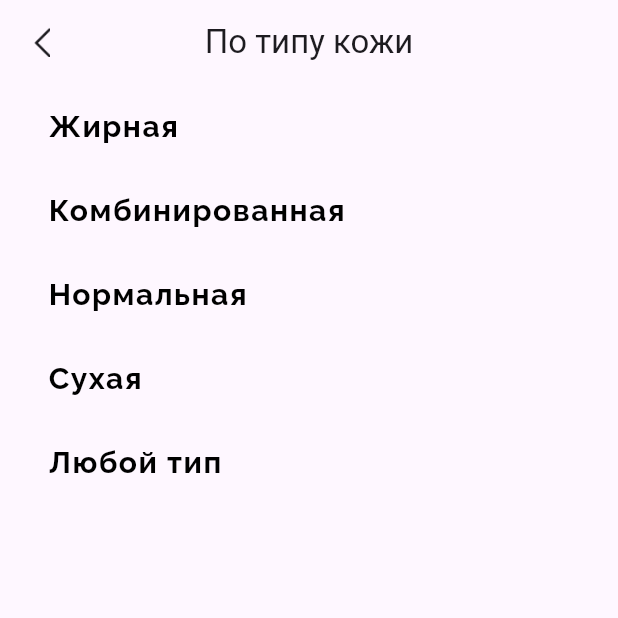
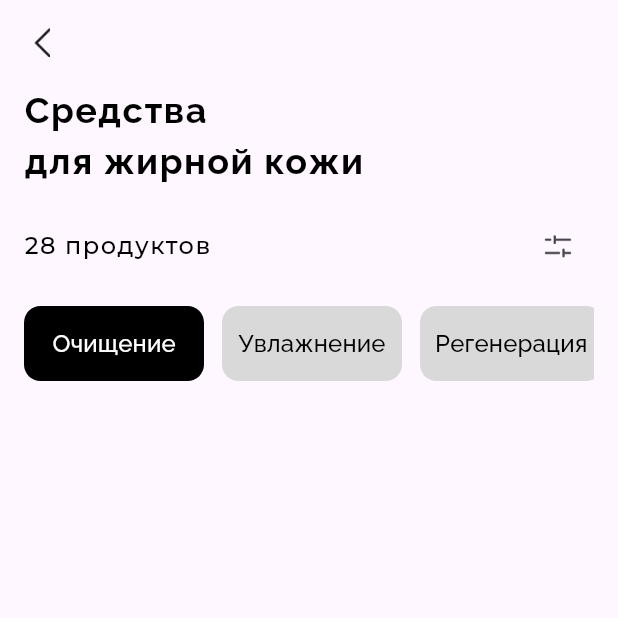
Before and after one commit to DenUP/cosmetics_app, a Flutter app: the TypeKosha screen opened by its route, after a tap on "Жирная", on a phone screen of 412 x 824 dp, the top half of it. Run offline on Flutter 3.47's test engine with Material 3 defaults, Android fonts, the phone set to English and light mode, and no system bars.

Commit message:
add: Widget - Жирная кожа

```diff
--- a/lib/app.dart
+++ b/lib/app.dart
@@ -1,4 +1,5 @@
 import 'package:cosmetics_app/screen/katalog.dart';
+import 'package:cosmetics_app/screen/katalog_shop.dart';
 import 'package:cosmetics_app/screen/main_list.dart';
 import 'package:cosmetics_app/screen/main_navigation.dart';
 import 'package:cosmetics_app/screen/type_kosha.dart';
@@ -17,6 +18,7 @@ class App extends StatelessWidget {
         '/main': (context) => const MainList(),
         '/katalog': (context) => const Katalog(),
         '/katalog/type': (context) => const TypeKosha(),
+        '/katalog/type/zhirnay': (context) => const KatalogShop()
       },
     );
   }
--- /dev/null
+++ b/lib/screen/katalog_shop.dart
@@ -0,0 +1,119 @@
+import 'package:cosmetics_app/core/app_color.dart';
+import 'package:cosmetics_app/widgets/app_button.dart';
+import 'package:flutter/material.dart';
+
+class KatalogShop extends StatefulWidget {
+  const KatalogShop({super.key});
+
+  @override
+  State<KatalogShop> createState() => _KatalogShopState();
+}
+
+class _KatalogShopState extends State<KatalogShop> {
+  int selectedIndex = 0;
+
+  void updateStatedIndex(int newIndex) {
+    setState(() {
+      selectedIndex = newIndex;
+    });
+  }
+
+  final List<String> _buttonTitle = [
+    'Очищение',
+    'Увлажнение',
+    'Регенерация',
+  ];
+
+  @override
+  Widget build(BuildContext context) {
+    return Scaffold(
+      appBar: AppBar(
+        leading: Builder(
+          builder: (BuildContext context) {
+            return IconButton(
+              icon: const Padding(
+                padding: EdgeInsets.all(10.0),
+                child: ImageIcon(AssetImage('assets/icons/Vector.png')),
+              ),
+              onPressed: () {
+                Navigator.of(context).pop();
+              },
+            );
+          },
+        ),
+      ),
+      body: SingleChildScrollView(
+        child: Padding(
+          padding: const EdgeInsets.symmetric(horizontal: 16),
+          child: Column(
+            crossAxisAlignment: CrossAxisAlignment.start,
+            mainAxisAlignment: MainAxisAlignment.spaceBetween, //
+            children: [
+              const Text(
+                'Средства\nдля жирной кожи',
+                style: TextStyle(
+                    color: Colors.black,
+                    fontFamily: 'Raleway',
+                    letterSpacing: 1,
+                    fontSize: 24,
+                    fontWeight: FontWeight.w600),
+              ),
+              const SizedBox(
+                height: 16,
+              ),
+              Row(
+                children: [
+                  const Text(
+                    '28 продуктов',
+                    style: TextStyle(
+                        color: Colors.black,
+                        fontFamily: 'Montserrat',
+                        letterSpacing: 1,
+                        fontSize: 16,
+                        fontWeight: FontWeight.w500),
+                  ),
+                  const Spacer(),
+                  IconButton(
+                      onPressed: () {
+                        // Путь -> Filter
+                      },
+                      icon: const ImageIcon(
+                          AssetImage('assets/icons/FadersHorizontal.png'))),
+                ],
+              ),
+              const SizedBox(
+                height: 16,
+              ),
+              SizedBox(
+                height: 50,
+                child: ListView.separated(
+                  scrollDirection: Axis.horizontal,
+                  separatorBuilder: (context, index) => const SizedBox(
+                    width: 12,
+                  ),
+                  itemCount: _buttonTitle.length,
+                  itemBuilder: (context, index) {
+                    final isSelected = selectedIndex == index;
+                    return AppButton(
+                      text: _buttonTitle[index],
+                      background:
+                          isSelected ? Colors.black : AppColor.graySlider,
+                      border: Colors.transparent,
+                      textIsWhite: isSelected ? true : false,
+                      radius: 11,
+                      textSize: 16,
+                      fontWeight: FontWeight.w500,
+                      onPressed: () {
+                        updateStatedIndex(index);
+                      },
+                    );
+                  },
+                ),
+              )
+            ],
+          ),
+        ),
+      ),
+    );
+  }
+}
--- a/lib/screen/type_kosha.dart
+++ b/lib/screen/type_kosha.dart
@@ -42,14 +42,36 @@ class TypeKosha extends StatelessWidget {
               ),
               onTap: () {
                 if (listTypeKozhi[index].title == 'Жирная') {
-                Navigator.pushNamed(context, '/katalog/type');
+                  Navigator.pushNamed(context, '/katalog/type/zhirnay');
                 }
               },
-            title:  Text(listTypeKozhi[index].title),
+              title: Text(listTypeKozhi[index].title),
             );
           },
         ),
-    )
+      ),
+      bottomNavigationBar: BottomNavigationBar(
+        currentIndex: 1, // Каталог выбран
+        onTap: (index) {},
+        items: const [
+          BottomNavigationBarItem(
+            icon: Icon(Icons.home),
+            label: 'Главная',
+          ),
+          BottomNavigationBarItem(
+            icon: Icon(Icons.search),
+            label: 'Каталог',
+          ),
+          BottomNavigationBarItem(
+            icon: Icon(Icons.shopping_cart),
+            label: 'Корзина',
+          ),
+          BottomNavigationBarItem(
+            icon: Icon(Icons.person),
+            label: 'Профиль',
+          ),
+        ],
+      ),
     );
   }
 }
--- a/lib/widgets/app_button.dart
+++ b/lib/widgets/app_button.dart
@@ -1,12 +1,14 @@
 import 'package:flutter/material.dart';
 
-class AppButton extends StatelessWidget {
+class AppButton extends StatefulWidget {
   final String text;
   final Color background;
   final Color border;
   final bool textIsWhite;
   final double radius;
   final double textSize;
+  final VoidCallback? onPressed;
+  final FontWeight? fontWeight;
 
   const AppButton({
     super.key,
@@ -16,26 +18,34 @@ class AppButton extends StatelessWidget {
     required this.textIsWhite,
     required this.radius,
     required this.textSize,
+    this.onPressed,
+    this.fontWeight,
   });
 
+  @override
+  State<AppButton> createState() => _AppButtonState();
+}
+
+class _AppButtonState extends State<AppButton> {
   @override
   Widget build(BuildContext context) {
     return OutlinedButton(
         style: OutlinedButton.styleFrom(
-            backgroundColor: background,
-            foregroundColor: textIsWhite ? Colors.black : Colors.white,
+            backgroundColor: widget.background,
+            foregroundColor: widget.textIsWhite ? Colors.black : Colors.white,
             minimumSize: const Size(120, 36),
             padding: const EdgeInsets.all(10),
-            side: BorderSide(color: border, width: 1),
+            side: BorderSide(color: widget.border, width: 1),
             shape: RoundedRectangleBorder(
-                borderRadius: BorderRadius.all(Radius.circular(radius)))),
-        onPressed: () {},
+                borderRadius:
+                    BorderRadius.all(Radius.circular(widget.radius)))),
+        onPressed: widget.onPressed,
         child: Text(
-          text,
+          widget.text,
           style: TextStyle(
-              color: textIsWhite ? Colors.white : Colors.black,
-              fontSize: textSize,
-              fontWeight: FontWeight.w600,
+              color: widget.textIsWhite ? Colors.white : Colors.black,
+              fontSize: widget.textSize,
+              fontWeight: widget.fontWeight ?? FontWeight.w600,
               fontFamily: 'Raleway'),
         ));
   }
```
Also changed, not shown: assets/icons/FadersHorizontal.png (added). Lines whose indentation alone changed are shown as unchanged.
